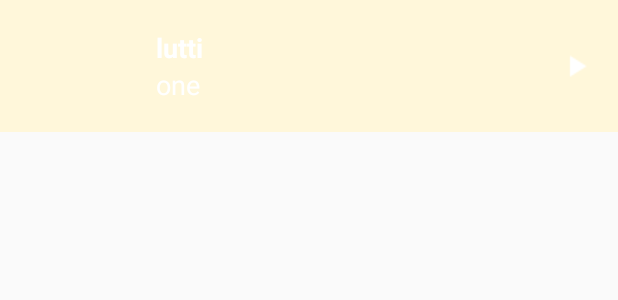
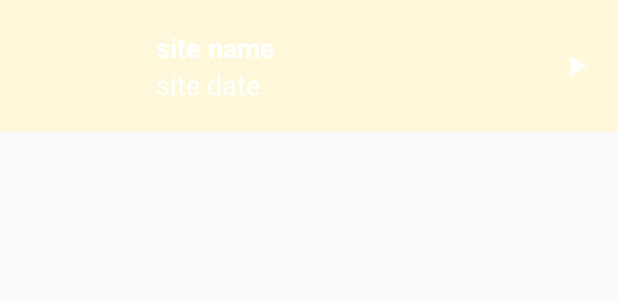
Before and after one commit to hillc255/CambridgeTrails, an Android app: the layout list_item.xml on its own in the app's theme, with its tools: preview values and no code run, on a phone screen of 412 x 824 dp. Shown: the top 300 px of the screen. Run offline under Robolectric (Android 15) with nearby library versions, the phone set to English and light mode, and no system bars.

Commit message:
Edited values

```diff
--- a/app/src/main/res/layout/activity_main.xml
+++ b/app/src/main/res/layout/activity_main.xml
@@ -6,6 +6,8 @@
     android:background="@color/primary_color"
     android:orientation="vertical"
     tools:context=".MainActivity">
+
+    <!-- main activity layout has tab layout and view player -->
 
     <android.support.design.widget.TabLayout
         android:id="@+id/tabs"
--- a/app/src/main/res/layout/list_item.xml
+++ b/app/src/main/res/layout/list_item.xml
@@ -1,15 +1,5 @@
 <?xml version="1.0" encoding="utf-8"?>
-<!-- Copyright (C) 2016 The Android Open Source Project
-     Licensed under the Apache License, Version 2.0 (the "License");
-     you may not use this file except in compliance with the License.
-     You may obtain a copy of the License at
-          http://www.apache.org/licenses/LICENSE-2.0
-     Unless required by applicable law or agreed to in writing, software
-     distributed under the License is distributed on an "AS IS" BASIS,
-     WITHOUT WARRANTIES OR CONDITIONS OF ANY KIND, either express or implied.
-     See the License for the specific language governing permissions and
-     limitations under the License.
--->
+
 <!-- Layout for a single list item -->
 <RelativeLayout
     xmlns:android="http://schemas.android.com/apk/res/android"
@@ -23,7 +13,8 @@
     <ImageView
         android:id="@+id/image"
         android:layout_width="@dimen/list_item_height"
-        android:layout_height="@dimen/list_item_height" />
+        android:layout_height="@dimen/list_item_height"
+        android:contentDescription="@string/siteimage"/>
 
     <RelativeLayout
         android:id="@+id/text_container"
@@ -31,43 +22,46 @@
         android:layout_height="@dimen/list_item_height"
         android:layout_alignParentBottom="true"
         android:layout_alignParentRight="true"
+        android:layout_alignParentEnd="true"
         android:layout_alignParentTop="true"
         android:layout_toRightOf="@id/image"
+        android:layout_toEndOf="@id/image"
         android:orientation="vertical"
-        android:paddingLeft="16dp">
+        android:paddingLeft="@dimen/list_item_paddingLeft"
+        android:paddingStart="@dimen/list_item_paddingLeft" >
 
         <TextView
             android:id="@+id/trail_text_view"
             android:layout_width="match_parent"
-            android:layout_height="44dp"
-            android:layout_weight="1"
+            android:layout_height="@dimen/trail_textview_height"
             android:gravity="bottom"
             android:textAppearance="?android:textAppearanceMedium"
             android:textColor="@android:color/white"
             android:textStyle="bold"
-            tools:text="lutti"/>
+            tools:text="@string/placeholder_text"/>
 
         <TextView
             android:id="@+id/default_text_view"
             android:layout_width="match_parent"
-            android:layout_height="44dp"
+            android:layout_height="@dimen/default_textview_height"
             android:layout_below="@id/trail_text_view"
-            android:layout_weight="1"
             android:gravity="top"
             android:textAppearance="?android:textAppearanceMedium"
             android:textColor="@android:color/white"
             android:autoLink="map|web"
-            tools:text="one" />
+            tools:text="@string/placeholder_date" />
 
         <ImageView
             android:id="@+id/arrow"
-            android:layout_width="24dp"
-            android:layout_height="24dp"
+            android:layout_width="@dimen/arrow_width"
+            android:layout_height="@dimen/arrow_height"
             android:layout_alignParentRight="true"
+            android:layout_alignParentEnd="true"
             android:layout_centerVertical="true"
-            android:layout_marginRight="16dp"
+            android:layout_marginRight="@dimen/arrow_marginRight"
+            android:layout_marginEnd="@dimen/arrow_marginEnd"
+            android:contentDescription="@string/play_icon"
             android:src="@drawable/ic_play_arrow"/>
-
 
     </RelativeLayout>
 </RelativeLayout>
--- a/app/src/main/res/values/dimens.xml
+++ b/app/src/main/res/values/dimens.xml
@@ -1,21 +1,20 @@
-<!-- Copyright (C) 2016 The Android Open Source Project
+<?xml version="1.0" encoding="utf-8"?>
+<resources>
 
-     Licensed under the Apache License, Version 2.0 (the "License");
-     you may not use this file except in compliance with the License.
-     You may obtain a copy of the License at
+    <!-- List item dimens -->
+    <dimen name="list_item_height">88dp</dimen>
+    <dimen name="list_item_paddingLeft">16dp</dimen>
 
-          http://www.apache.org/licenses/LICENSE-2.0
-
-     Unless required by applicable law or agreed to in writing, software
-     distributed under the License is distributed on an "AS IS" BASIS,
-     WITHOUT WARRANTIES OR CONDITIONS OF ANY KIND, either express or implied.
-     See the License for the specific language governing permissions and
-     limitations under the License.
--->
-<resources>
-    <!-- Height of each list item -->
-    <dimen name="list_item_height">88dp</dimen>
     <!-- Default screen margins, per the Android Design guidelines. -->
     <dimen name="activity_horizontal_margin">16dp</dimen>
     <dimen name="activity_vertical_margin">16dp</dimen>
+
+    <dimen name="trail_textview_height">44dp</dimen>
+    <dimen name="default_textview_height">44dp</dimen>
+
+    <dimen name="arrow_height">24dp</dimen>
+    <dimen name="arrow_width">24dp</dimen>
+    <dimen name="arrow_marginRight">16dp</dimen>
+    <dimen name="arrow_marginEnd">16dp</dimen>
+
 </resources>
--- a/app/src/main/res/values/strings.xml
+++ b/app/src/main/res/values/strings.xml
@@ -6,17 +6,21 @@
 
     <!-- Category name for History -->
     <string name="category_history">History</string>
-
     <!-- Category name for Maps -->
     <string name="category_map">Maps</string>
-
     <!-- Category name for People -->
     <string name="category_people">People</string>
-
     <!-- Category name for Timeline -->
     <string name="category_timeline">Timeline</string>
 
+    <!-- Placeholder text -->
+    <string name="placeholder_text">site name</string>
+    <string name="placeholder_date">site date</string>
 
+    <!-- Layout content descriptions -->
+    <string name="dialog_popup">Document associated with each person in fragment.</string>
+    <string name="siteimage">Photo associated with each person in fragment </string>
+    <string name="play_icon">Image of play icon arrow</string>
 
     <!-- Source data -->
     <string name="info">Info</string>
```
Also changed, not shown: app/src/main/res/layout/history_dialog.xml (+5 -4 lines), app/src/main/res/menu/main.xml (+2 -14 lines), app/src/main/res/values/colors.xml (+4 -13 lines), app/src/main/res/values/styles.xml (+1 -14 lines).
